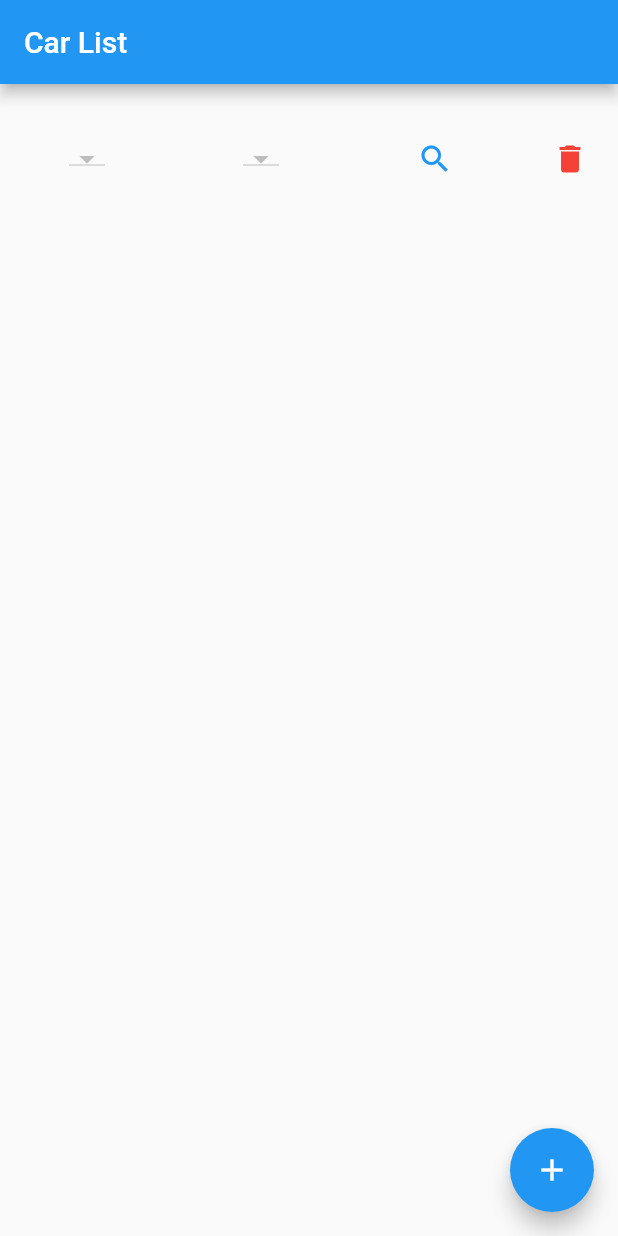
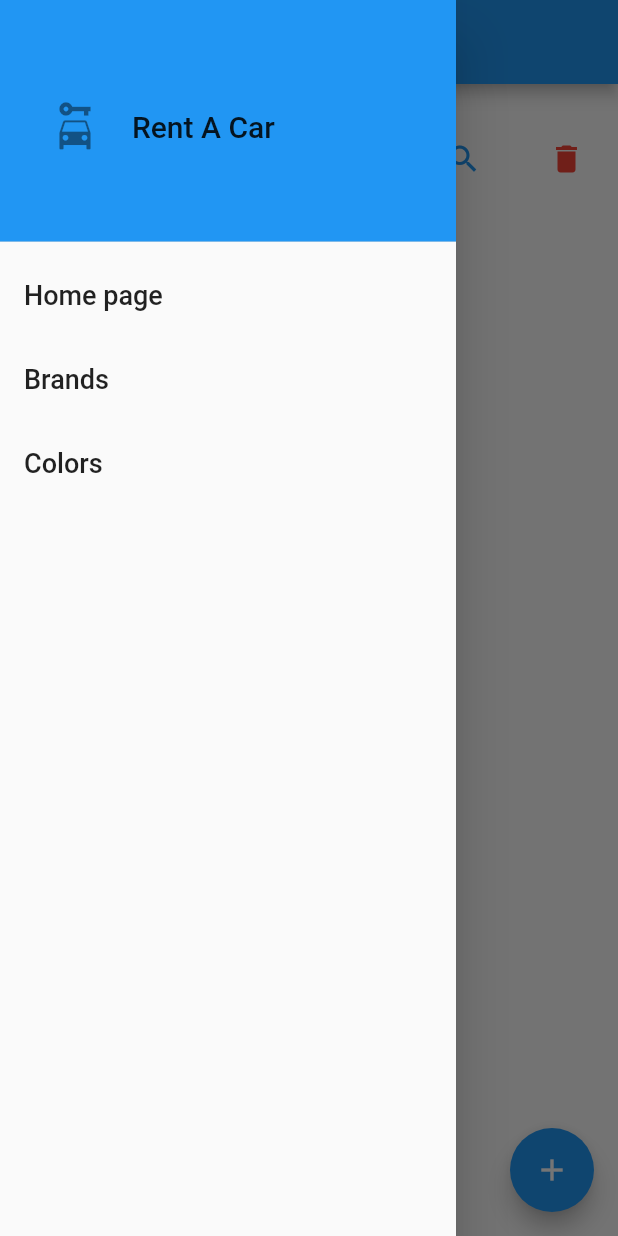
Before and after one commit to FatihBaycu/RentACarWithFlutter, a Flutter app: the screen it shows after launch, with the side drawer open (before the commit the screen has no drawer), on a phone screen of 412 x 824 dp. Run offline on Flutter 3.47's test engine with Material 2 defaults, Android fonts, the phone set to English and light mode, and no system bars; our stand-ins replace carousel_pro, carousel_slider; network calls fail.

Commit message:
Marka ve Renkler için Listeleme ve Ekleme Eklendi. Drawer Eklendi. Code Refactoring Yapıldı.

```diff
--- a/lib/main.dart
+++ b/lib/main.dart
@@ -1,9 +1,13 @@
 import 'dart:io';
 
 import 'package:flutter/material.dart';
+import 'package:flutter_http_demo2/models/color.dart';
+import 'package:flutter_http_demo2/screens/brand_screen.dart';
+import 'package:flutter_http_demo2/screens/brand_update_screen.dart';
 import 'package:flutter_http_demo2/screens/car_add_screen.dart';
 import 'package:flutter_http_demo2/screens/car_list_screen.dart';
 import 'package:flutter_http_demo2/screens/color_screen.dart';
+import 'package:flutter_http_demo2/screens/color_update_screen.dart';
 
 
 class MyHttpOverrides extends HttpOverrides {
@@ -29,16 +33,18 @@ class ApiDemo extends StatefulWidget {
 }
 
 class _ApiDemoState extends State<ApiDemo> {
-
+  Color color;
   @override
   Widget build(BuildContext context) {
     return MaterialApp(
+      debugShowCheckedModeBanner: false,
        routes: {
             "/":(BuildContext context)=>CarListScreen(),
             "/car-list":(BuildContext context)=>CarListScreen(),
             "/car-add":(BuildContext context)=>CarAddScreen(),
-            "/color":(BuildContext context)=>CarAddScreen(),
-          },
+            "/color":(BuildContext context)=>ColorScreen(),
+            "/brand":(BuildContext context)=>BrandScreen(),
+              },
       initialRoute: "/",
     );
   }
--- a/lib/models/brand.dart
+++ b/lib/models/brand.dart
@@ -3,6 +3,7 @@ class Brand{
   String brandName;
 
     Brand(this.brandId,this.brandName);
+    Brand.required({this.brandName});
 
     Brand.fromJson(Map json){
       this.brandId=int.tryParse(json["brandId"].toString());
@@ -17,4 +18,12 @@ class Brand{
     };
       return brandJsonFormat;
     }
+
+
+
+  Map<String,dynamic> toJsonForAdd(){
+    return{
+      "brandName":this.brandName,
+    };
+  }
 }
--- a/lib/screens/car_add_screen.dart
+++ b/lib/screens/car_add_screen.dart
@@ -51,6 +51,7 @@ class _CarAddScreenState extends State<CarAddScreen> {
 
   buildForm() {
     return Container(
+      padding: EdgeInsets.all(20),
         child: ListView(
             shrinkWrap: true,
             padding: EdgeInsets.only(left: 15, right: 15, top: 10),
@@ -182,9 +183,10 @@ class _CarAddScreenState extends State<CarAddScreen> {
     return Row(
       mainAxisAlignment: MainAxisAlignment.spaceBetween,
       children: [
-        Text("Select car brand",style: TextStyle(fontSize: 15),),
+        Text("Select car brand",style: TextStyle(fontSize: 16),),
         new Center(
           child: new DropdownButton(
+            hint: Text("Brand"),
             items: brands.map((item) {
               return new DropdownMenuItem(
                 child: new Text(item.brandName),
@@ -209,9 +211,10 @@ class _CarAddScreenState extends State<CarAddScreen> {
     return Row(
       mainAxisAlignment:  MainAxisAlignment.spaceBetween,
       children: [
-        Text("Select car color",style: TextStyle(fontSize: 15,),),
+        Text("Select car color",style: TextStyle(fontSize: 16,),),
         new Center(
           child: new DropdownButton(
+            hint: Text("Color"),
             items: colors.map((item) {
               return new DropdownMenuItem(
                 child: new Text(item.colorName),
--- a/lib/screens/car_list_screen.dart
+++ b/lib/screens/car_list_screen.dart
@@ -12,6 +12,7 @@ import 'package:flutter_http_demo2/screens/car_detail.dart';
 import 'package:flutter_http_demo2/services/brand_service.dart';
 import 'package:flutter_http_demo2/services/car_service.dart';
 import 'package:flutter_http_demo2/services/color_service.dart';
+import 'package:flutter_http_demo2/widgets/DrawerWidget.dart';
 
 class CarListScreen extends StatefulWidget {
   @override
@@ -19,7 +20,6 @@ class CarListScreen extends StatefulWidget {
 }
 
 class _CarListScreenState extends State<CarListScreen> {
-
   var users = <User>[];
   var cars = <Car>[];
   var carDetails = <CarDetails>[];
@@ -27,8 +27,7 @@ class _CarListScreenState extends State<CarListScreen> {
   var colors = <Color>[];
   var brands = <Brand>[];
 
-  var carImages=<CarImage>[];
-
+  var carImages = <CarImage>[];
 
   var _myBrandSelection;
   var _myColorSelection;
@@ -41,16 +40,16 @@ class _CarListScreenState extends State<CarListScreen> {
     super.initState();
   }
 
-
   @override
   Widget build(BuildContext context) {
     return Scaffold(
-      floatingActionButton:FloatingActionButton(
+      floatingActionButton: FloatingActionButton(
         child: Icon(Icons.add),
-       onPressed: ()=>Navigator.pushNamed(context, "/car-add"),
+        onPressed: () => Navigator.pushNamed(context, "/car-add"),
       ),
       appBar: AppBar(title: Text("Car List"),),
       body: buildBody(),
+      drawer: DrawerWidget(),
     );
   }
 
@@ -62,42 +61,10 @@ class _CarListScreenState extends State<CarListScreen> {
             height: 100,
             child: Row(
               children: [
-                Expanded(child: buildColorsDropdownList()),
-                Expanded(child: buildBrandsDropdownList()),
-                Expanded(
-                    child: IconButton(
-                      icon: Icon(Icons.search_sharp,color:Colors.blue),
-                      onPressed: () {
-                        setState(() {
-                          if (_myBrandSelection != null &&
-                              _myColorSelection != null) {
-                            getCarsByBrandAndColorId(
-                                int.tryParse(this._myBrandSelection),
-                                int.tryParse(this._myColorSelection));
-                          } else if (_myBrandSelection != null &&
-                              _myColorSelection == null) {
-                            getCarsByBrandId(int.tryParse(this._myBrandSelection));
-                          } else {
-                            getCarsByColorId(int.tryParse(this._myColorSelection));
-                          }
-                        });
-                      },
-                    )),
-                Padding(
-                  padding: const EdgeInsets.all(8.0),
-                  child: Expanded(
-                      child: IconButton(
-                        icon: Icon(Icons.delete,color: Colors.red,),
-                        onPressed: () {
-                          setState(() {
-                            _myBrandSelection=null;
-                            _myColorSelection=null;
-
-                            getCarDetailsFromApi();
-                          });
-                        },
-                      )),
-                ),
+                Expanded(flex: 2, child: buildColorsDropdownList()),
+                Expanded(flex: 2, child: buildBrandsDropdownList()),
+                Expanded(flex:1,child:buildSelectFilterButton()),
+                Expanded(flex: 1,child:buildClearFilterButton()),
               ],
             )),
         Expanded(child: buildCard()),
@@ -108,6 +75,7 @@ class _CarListScreenState extends State<CarListScreen> {
   buildColorsDropdownList() {
     return new Center(
       child: new DropdownButton(
+        hint: Text("Colors"),
         items: colors.map((item) {
           return new DropdownMenuItem(
             child: new Text(item.colorName),
@@ -128,6 +96,7 @@ class _CarListScreenState extends State<CarListScreen> {
   buildBrandsDropdownList() {
     return new Center(
       child: new DropdownButton(
+        hint: Text("Brands"),
         items: brands.map((item) {
           return new DropdownMenuItem(
             child: new Text(item.brandName),
@@ -144,8 +113,6 @@ class _CarListScreenState extends State<CarListScreen> {
       ),
     );
   }
-
-
 
   Widget buildCard() {
     return ListView.builder(
@@ -183,15 +150,9 @@ class _CarListScreenState extends State<CarListScreen> {
                       trailing: TextButton(
                         child: Text("Detail"),
                         onPressed: () {
-                          Navigator.push(
-                            context,
-                            MaterialPageRoute(
-                                builder: (context){
-
-                                  return CarDetailScreen(carDetails[index]);
-                                }
-                                    ),
-                          ).then((value) => setState(() {}));
+                          setState(() {
+                            getCarImagesFromApi(carDetails[index]);
+                          });
                         },
                       )),
                 ],
@@ -200,7 +161,6 @@ class _CarListScreenState extends State<CarListScreen> {
           );
         });
   }
-
 
   void getCarsByColorId(int colorId) {
     CarService.getCarDetailsByColorId(colorId).then((response) {
@@ -243,6 +203,9 @@ class _CarListScreenState extends State<CarListScreen> {
     });
   }
 
+
+
+
   void getColorsFromApi() {
     ColorService.getAll().then((response) {
       setState(() {
@@ -261,15 +224,59 @@ class _CarListScreenState extends State<CarListScreen> {
     });
   }
 
-  void getCarImagesFromApi(int id) {
-    CarService.getCarImagesByCarId(id).then((response) {
+  void getCarImagesFromApi(CarDetails carDetails) {
+    CarService.getCarImagesByCarId(carDetails.carId).then((response) {
       setState(() {
         Iterable list = json.decode(response.body)["data"];
-        print(list);
         this.carImages =
             list.map((carImage) => CarImage.fromJson(carImage)).toList();
+        Navigator.push(
+          context,
+          MaterialPageRoute(builder: (context) {
+            return CarDetailScreen(carDetails, this.carImages);
+          }),
+        );
       });
     });
   }
 
+  buildSelectFilterButton() {
+    return IconButton(
+      icon: Icon(Icons.search_sharp, color: Colors.blue),
+      onPressed: () {
+        setState(() {
+          if (_myBrandSelection != null &&
+              _myColorSelection != null) {
+            getCarsByBrandAndColorId(
+                int.tryParse(this._myBrandSelection),
+                int.tryParse(this._myColorSelection));
+          } else if (_myBrandSelection != null &&
+              _myColorSelection == null) {
+            getCarsByBrandId(
+                int.tryParse(this._myBrandSelection));
+          } else {
+            getCarsByColorId(
+                int.tryParse(this._myColorSelection));
+          }
+        });
+      },
+    );
+  }
+
+  buildClearFilterButton() {
+    return IconButton(
+      icon: Icon(
+        Icons.delete,
+        color: Colors.red,
+      ),
+      onPressed: () {
+        setState(() {
+          _myBrandSelection = null;
+          _myColorSelection = null;
+
+          getCarDetailsFromApi();
+        });
+      },
+    );
+  }
 }
--- a/lib/services/brand_service.dart
+++ b/lib/services/brand_service.dart
@@ -1,8 +1,21 @@
+import 'dart:convert';
+
 import 'package:flutter_http_demo2/globalVariables.dart';
+import 'package:flutter_http_demo2/models/brand.dart';
 import 'package:http/http.dart' as http;
 
 
 String apiUrl=GlobalVariables.apiUrl;
 class BrandService{
     static Future getAll() => http.get(Uri.parse(apiUrl+"brands/getall"));
+
+    static Future brandAdd(Brand brand) => http.post(
+        Uri.parse(apiUrl+"brands/addbrand"),
+
+        headers:
+        <String, String>{
+            'Content-Type': 'application/json; charset=UTF-8',},
+
+        body: jsonEncode(brand.toJsonForAdd()));
+
 }
--- a/lib/services/color_service.dart
+++ b/lib/services/color_service.dart
@@ -10,9 +10,9 @@ class ColorService{
     static Future getAll() => http.get(Uri.parse(apiUrl+"colors/getall"));
 
     static Future colorAdd(Color color){
-        debugPrint(color.toJson().toString());
         return http.post(Uri.parse(apiUrl+"colors/addcolor"),
-                headers:<String, String>{
+                headers:
+                <String, String>{
             'Content-Type': 'application/json; charset=UTF-8',},
                 body:jsonEncode(color.toJsonForAdd()));
     }
--- /dev/null
+++ b/lib/widgets/DrawerWidget.dart
@@ -0,0 +1,49 @@
+import 'package:flutter/material.dart';
+import 'package:flutter_http_demo2/screens/brand_screen.dart';
+import 'package:flutter_http_demo2/screens/car_list_screen.dart';
+import 'package:flutter_http_demo2/screens/color_screen.dart';
+
+class DrawerWidget extends StatelessWidget {
+  @override
+  Widget build(BuildContext context) {
+    Drawer drawer = Drawer(
+      child: ListView(
+
+        children: [
+          DrawerHeader(
+            decoration: BoxDecoration(color:Colors.blue),
+            child: Stack(
+              children: [
+                Align(
+                  alignment: Alignment.center,
+                  child: ListTile(leading: Icon(Icons.car_rental, size: 36,),
+                    title: Text("Rent A Car",style: TextStyle(fontSize: 20),
+                    ),
+                  ),
+                ),
+              ],
+            ),
+          ),
+          ListTile(
+            title: Text("Home page",style: TextStyle(fontSize: 18),),
+            onTap: (){customRoute(context,CarListScreen());},
+          ),
+          ListTile(
+            title: Text("Brands",style: TextStyle(fontSize: 18),),
+            onTap: (){customRoute(context,BrandScreen());},
+          ),
+          ListTile(
+            title: Text("Colors",style: TextStyle(fontSize: 18),),
+            onTap: (){customRoute(context,ColorScreen());},
+          ),
+        ],
+      ),
+    );
+
+
+    return drawer;
+  }
+  customRoute(BuildContext context, screen) {
+    Navigator.push(context, MaterialPageRoute(builder: (builder) => screen));
+  }
+}
```
Also changed, not shown: lib/models/color.dart (+3 -4 lines), lib/screens/brand_screen.dart (added, +190 -0 lines), lib/screens/brand_update_screen.dart (added, +15 -0 lines), lib/screens/car_detail.dart (+24 -72 lines), lib/screens/color_screen.dart (+113 -36 lines), lib/screens/color_update_screen.dart (added, +16 -0 lines).
